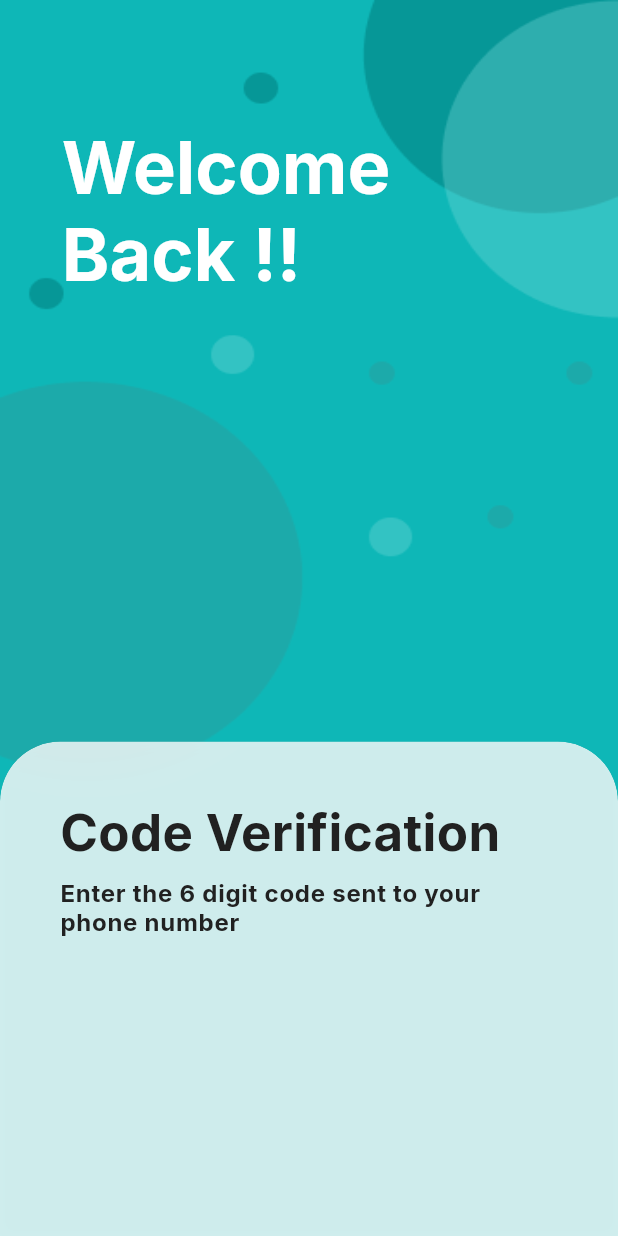
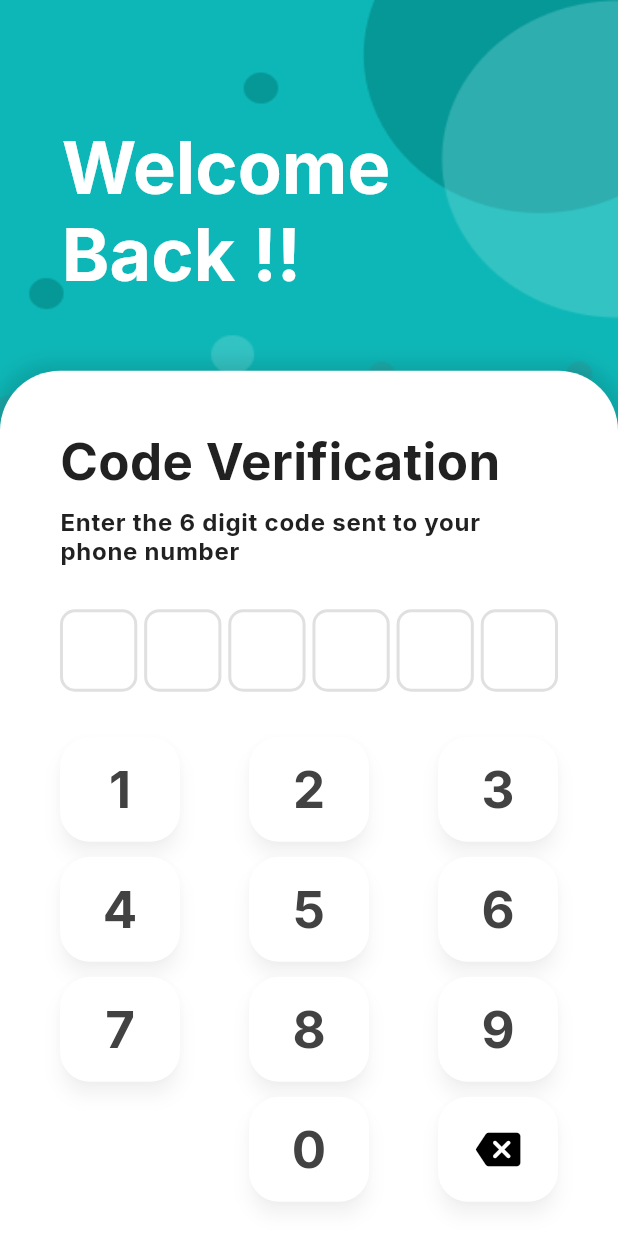
Before and after one commit to A-d-i-b/RentIt-Owner, a Flutter app: the OTPScreen screen opened directly, on a phone screen of 412 x 824 dp. Run offline on Flutter 3.47's test engine with Material 2 defaults, Android fonts, the phone set to English and light mode, and no system bars; our stand-ins replace cached_network_image, get, google_fonts, image_picker.

Commit message:
otp screen done

```diff
--- a/lib/Screens/otp_screen.dart
+++ b/lib/Screens/otp_screen.dart
@@ -1,5 +1,3 @@
-import 'dart:ui';
-
 import 'package:flutter/material.dart';
 import 'package:get/get.dart';
 import 'package:househunt/controllers/otp_controller.dart';
@@ -14,13 +12,6 @@ class OTPScreen extends StatelessWidget {
       extendBodyBehindAppBar: true,
       body: Stack(
         children: [
-          Obx(
-            () => (otpController.buttonDisabled.value)
-                ? const Center(
-                    child: CircularProgressIndicator(),
-                  )
-                : const Center(),
-          ),
           Image.asset(
             'images/otpscreen-bg.png',
             fit: BoxFit.fill,
@@ -47,32 +38,10 @@ class OTPScreen extends StatelessWidget {
             bottom: 0,
             left: 0,
             right: 0,
-            child: Stack(
-              children: [
-                SizedBox(
-                  width: Get.width,
-                  height: Get.height * 0.4,
             child: Container(
-                    decoration: const BoxDecoration(
-                      // color: Colors.white.withOpacity(0.1),
-                      borderRadius: BorderRadius.only(
-                        topLeft: Radius.circular(40),
-                        topRight: Radius.circular(40),
-                      ),
-                    ),
-                  ),
-                ),
-                ClipRRect(
-                  borderRadius: const BorderRadius.only(
-                    topLeft: Radius.circular(40),
-                    topRight: Radius.circular(40),
-                  ),
-                  child: BackdropFilter(
-                    filter: ImageFilter.blur(sigmaX: 10, sigmaY: 10),
-                    child: Container(
-                      height: Get.height * 40 / 100,
+              height: Get.height * 70 / 100,
               decoration: BoxDecoration(
-                        color: Colors.white.withOpacity(0.8),
+                color: Colors.white.withOpacity(1),
                 // rounded
                 borderRadius: const BorderRadius.only(
                   topLeft: Radius.circular(40),
@@ -110,11 +79,81 @@ class OTPScreen extends StatelessWidget {
                           ),
                         ),
                         const SizedBox(height: 30),
+                        Obx(
+                          () => Row(
+                            mainAxisAlignment: MainAxisAlignment.spaceBetween,
+                            children: [
+                              for (var i = 0; i < 6; i++)
+                                OtpNumber(
+                                  otpController.otp.length <= i
+                                      ? ""
+                                      : otpController.otp[i],
+                                  highlighted:
+                                      otpController.otp.length - 1 == i,
+                                )
+                            ],
+                          ),
+                        ),
+                        const SizedBox(height: 30),
                         Row(
-                                  mainAxisAlignment:
-                                      MainAxisAlignment.spaceBetween,
-                                  // children: [OtpInput(controller, autoFocus)],
-                                )
+                          mainAxisAlignment: MainAxisAlignment.spaceBetween,
+                          children: [
+                            OtpButton("1", onPressed: () {
+                              otpController.appendNumber("1");
+                            }),
+                            OtpButton("2", onPressed: () {
+                              otpController.appendNumber("2");
+                            }),
+                            OtpButton("3", onPressed: () {
+                              otpController.appendNumber("3");
+                            }),
+                          ],
+                        ),
+                        const SizedBox(height: 10),
+                        Row(
+                          mainAxisAlignment: MainAxisAlignment.spaceBetween,
+                          children: [
+                            OtpButton("4", onPressed: () {
+                              otpController.appendNumber("4");
+                            }),
+                            OtpButton("5", onPressed: () {
+                              otpController.appendNumber("5");
+                            }),
+                            OtpButton("6", onPressed: () {
+                              otpController.appendNumber("6");
+                            }),
+                          ],
+                        ),
+                        const SizedBox(height: 10),
+                        Row(
+                          mainAxisAlignment: MainAxisAlignment.spaceBetween,
+                          children: [
+                            OtpButton("7", onPressed: () {
+                              otpController.appendNumber("7");
+                            }),
+                            OtpButton("8", onPressed: () {
+                              otpController.appendNumber("8");
+                            }),
+                            OtpButton("9", onPressed: () {
+                              otpController.appendNumber("9");
+                            }),
+                          ],
+                        ),
+                        const SizedBox(height: 10),
+                        Row(
+                          mainAxisAlignment: MainAxisAlignment.spaceBetween,
+                          children: [
+                            const SizedBox(width: 80),
+                            OtpButton("0", onPressed: () {
+                              otpController.appendNumber("0");
+                            }),
+                            DeleteButton(
+                              onPressed: () {
+                                otpController.removeNumber();
+                              },
+                            ),
+                          ],
+                        ),
                       ],
                     ),
                   ],
@@ -122,44 +161,122 @@ class OTPScreen extends StatelessWidget {
               ),
             ),
           ),
+          Obx(
+            () => (otpController.loading.value)
+                ? const Center(
+                    child: CircularProgressIndicator(),
+                  )
+                : const Center(),
           ),
-              ],
-            ),
-          )
         ],
       ),
     );
   }
 }
 
-// Create an input widget that takes only one digit
-class OtpInput extends StatelessWidget {
-  final TextEditingController controller;
-  final bool autoFocus;
-  const OtpInput(this.controller, this.autoFocus, {Key? key}) : super(key: key);
+class OtpButton extends StatelessWidget {
+  final String text;
+  const OtpButton(this.text, {Key? key, this.onPressed}) : super(key: key);
+
+  final Function? onPressed;
 
   @override
   Widget build(BuildContext context) {
     return SizedBox(
-      height: 60,
-      width: 50,
-      child: TextField(
-        autofocus: autoFocus,
-        textAlign: TextAlign.center,
-        keyboardType: TextInputType.number,
-        controller: controller,
-        maxLength: 1,
-        cursorColor: Theme.of(context).primaryColor,
-        decoration: const InputDecoration(
-            border: OutlineInputBorder(),
-            counterText: '',
-            hintStyle: TextStyle(color: Colors.black, fontSize: 20.0)),
-        onChanged: (value) {
-          if (value.length == 1) {
-            FocusScope.of(context).nextFocus();
+      width: 80,
+      height: 70,
+      child: ElevatedButton(
+        onPressed: () {
+          if (onPressed != null) {
+            onPressed!();
           }
         },
+        style: ElevatedButton.styleFrom(
+          primary: Colors.white,
+
+          // rounded rectangle
+          shape: RoundedRectangleBorder(
+            borderRadius: BorderRadius.circular(20),
+          ),
+          elevation: 5,
+          shadowColor: Colors.black26,
+          padding: const EdgeInsets.all(10),
+        ),
+        child: Text(
+          text,
+          style: Get.textTheme.headline4!.copyWith(
+            fontWeight: FontWeight.bold,
+            color: Colors.grey[800],
+          ),
+        ),
       ),
     );
   }
 }
+
+class OtpNumber extends StatelessWidget {
+  const OtpNumber(this.text, {Key? key, this.highlighted = false})
+      : super(key: key);
+
+  final String text;
+  final bool highlighted;
+
+  @override
+  Widget build(BuildContext context) {
+    return Container(
+      width: Get.width / 8,
+      height: Get.width / 7.5,
+      decoration: BoxDecoration(
+        borderRadius: BorderRadius.circular(10),
+        border: Border.all(
+          color: !highlighted ? Colors.grey[300]! : Colors.blue,
+          width: 2,
+        ),
+      ),
+      child: Center(
+        child: Text(
+          text,
+          style: Get.textTheme.headline4!.copyWith(
+            fontWeight: FontWeight.bold,
+            color: Colors.grey[800],
+          ),
+        ),
+      ),
+    );
+  }
+}
+
+class DeleteButton extends StatelessWidget {
+  const DeleteButton({Key? key, this.onPressed}) : super(key: key);
+  final Function? onPressed;
+  @override
+  Widget build(BuildContext context) {
+    return SizedBox(
+      width: 80,
+      height: 70,
+      child: ElevatedButton(
+        onPressed: () {
+          if (onPressed != null) {
+            onPressed!();
+          }
+        },
+        style: ElevatedButton.styleFrom(
+          primary: Colors.white,
+
+          // rounded rectangle
+          shape: RoundedRectangleBorder(
+            borderRadius: BorderRadius.circular(20),
+          ),
+          elevation: 5,
+          shadowColor: Colors.black26,
+          padding: const EdgeInsets.all(10),
+        ),
+        child: const Icon(
+          Icons.backspace_rounded,
+          color: Colors.black,
+          size: 30,
+        ),
+      ),
+    );
+  }
+}
--- a/lib/controllers/otp_controller.dart
+++ b/lib/controllers/otp_controller.dart
@@ -1,13 +1,41 @@
-import 'package:flutter/material.dart';
 import 'package:get/get.dart';
 
 class OTPController extends GetxController {
-  final digit0Controller = TextEditingController();
-  final digit1Controller = TextEditingController();
-  final digit2Controller = TextEditingController();
-  final digit3Controller = TextEditingController();
-  final digit4Controller = TextEditingController();
-  final digit5Controller = TextEditingController();
+  RxList<String> otp = <String>[].obs;
 
-  RxBool buttonDisabled = false.obs;
+  bool _disabled = false;
+  RxBool loading = false.obs;
+
+  void appendNumber(String number) {
+    if (otp.length < 6 && !_disabled) {
+      otp.add(number);
+    }
+  }
+
+  void removeNumber() {
+    if (otp.isNotEmpty && !_disabled) {
+      otp.removeLast();
+    }
+  }
+
+  @override
+  void onInit() {
+    ever(otp, (List<String> value) {
+      if (value.length == 6) {
+        _disabled = true;
+        loading.value = true;
+
+        // Future.delayed(const Duration(seconds: 2), () {
+        //   loading.value = false;
+        //   _disabled = false;
+        // });
+
+        // make http request to verify otp
+      }
+    });
+
+    super.onInit();
+  }
+
+  void submit() {}
 }
--- a/lib/routes.dart
+++ b/lib/routes.dart
@@ -1,13 +1,13 @@
 import 'package:get/route_manager.dart';
-import 'package:househunt/Screens/sign_in_page.dart';
 import 'package:househunt/screens/flat_screen.dart';
+import 'package:househunt/screens/otp_screen.dart';
 import 'package:househunt/screens/pg_screen.dart';
 import 'package:househunt/screens/sign_up_page.dart';
 import 'package:househunt/screens/tenant_profile_screen.dart';
 import 'package:househunt/Screens/contact_screen.dart';
 
 final routes = [
-  GetPage(name: '/', page: () => SignIn()),
+  GetPage(name: '/', page: () => OTPScreen()),
   GetPage(name: '/sign-up', page: () => SignUp()),
   GetPage(name: '/add-pg', page: () => PgHome()),
   GetPage(name: '/add-flat', page: () => FlatHome()),
```
Lines whose indentation alone changed are shown as unchanged.
